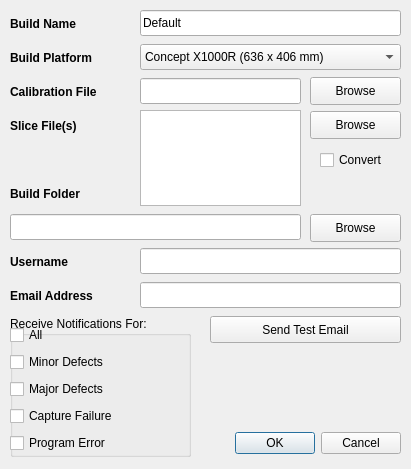
Above: gui/dialogNewBuild.ui from Spinarakk/defectmonitor before the change. Below: the same form after it.
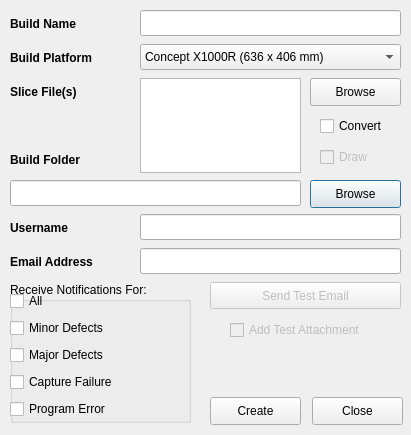
That is the form after the change. Icons and pictures are not drawn.

```diff
--- a/gui/dialogNewBuild.ui
+++ b/gui/dialogNewBuild.ui
@@ -2,29 +2,17 @@
 <ui version="4.0">
  <class>dialogNewBuild</class>
  <widget class="QDialog" name="dialogNewBuild">
-  <property name="windowModality">
-   <enum>Qt::NonModal</enum>
+  <property name="enabled">
+   <bool>true</bool>
   </property>
   <property name="geometry">
    <rect>
     <x>0</x>
     <y>0</y>
     <width>411</width>
-    <height>469</height>
+    <height>435</height>
    </rect>
   </property>
-  <property name="minimumSize">
-   <size>
-    <width>411</width>
-    <height>469</height>
-   </size>
-  </property>
-  <property name="maximumSize">
-   <size>
-    <width>411</width>
-    <height>469</height>
-   </size>
-  </property>
   <property name="windowTitle">
    <string>New Build</string>
   </property>
@@ -44,9 +32,6 @@
      <height>26</height>
     </rect>
    </property>
-   <property name="text">
-    <string>Default</string>
-   </property>
    <property name="maxLength">
     <number>30</number>
    </property>
@@ -103,7 +88,7 @@
    <property name="geometry">
     <rect>
      <x>310</x>
-     <y>214</y>
+     <y>180</y>
      <width>91</width>
      <height>28</height>
     </rect>
@@ -135,47 +120,11 @@
     <string>Build Name</string>
    </property>
   </widget>
-  <widget class="QDialogButtonBox" name="buttonBox">
-   <property name="enabled">
-    <bool>true</bool>
-   </property>
-   <property name="geometry">
-    <rect>
-     <x>210</x>
-     <y>428</y>
-     <width>191</width>
-     <height>31</height>
-    </rect>
-   </property>
-   <property name="standardButtons">
-    <set>QDialogButtonBox::Cancel|QDialogButtonBox::Ok</set>
-   </property>
-  </widget>
-  <widget class="QLabel" name="labelCalibrationFile">
-   <property name="geometry">
-    <rect>
-     <x>10</x>
-     <y>78</y>
-     <width>121</width>
-     <height>28</height>
-    </rect>
-   </property>
-   <property name="font">
-    <font>
-     <pointsize>9</pointsize>
-     <weight>75</weight>
-     <bold>true</bold>
-    </font>
-   </property>
-   <property name="text">
-    <string>Calibration File</string>
-   </property>
-  </widget>
   <widget class="QLabel" name="labelSliceFile">
    <property name="geometry">
     <rect>
      <x>10</x>
-     <y>112</y>
+     <y>78</y>
      <width>121</width>
      <height>28</height>
     </rect>
@@ -191,40 +140,11 @@
     <string>Slice File(s)</string>
    </property>
   </widget>
-  <widget class="QLineEdit" name="lineCalibrationFile">
-   <property name="geometry">
-    <rect>
-     <x>140</x>
-     <y>78</y>
-     <width>161</width>
-     <height>26</height>
-    </rect>
-   </property>
-   <property name="readOnly">
-    <bool>true</bool>
-   </property>
-  </widget>
-  <widget class="QPushButton" name="buttonBrowseCF">
-   <property name="geometry">
-    <rect>
-     <x>310</x>
-     <y>77</y>
-     <width>91</width>
-     <height>28</height>
-    </rect>
-   </property>
-   <property name="toolTip">
-    <string>Select the calibration parameters file to be used to process the captured images.</string>
-   </property>
-   <property name="text">
-    <string>Browse</string>
-   </property>
-  </widget>
   <widget class="QPushButton" name="buttonBrowseSF">
    <property name="geometry">
     <rect>
      <x>310</x>
-     <y>111</y>
+     <y>78</y>
      <width>91</width>
      <height>28</height>
     </rect>
@@ -240,7 +160,7 @@
    <property name="geometry">
     <rect>
      <x>10</x>
-     <y>214</y>
+     <y>180</y>
      <width>291</width>
      <height>26</height>
     </rect>
@@ -253,9 +173,9 @@
    <property name="geometry">
     <rect>
      <x>140</x>
-     <y>110</y>
+     <y>78</y>
      <width>161</width>
-     <height>96</height>
+     <height>95</height>
     </rect>
    </property>
    <property name="font">
@@ -271,7 +191,7 @@
    <property name="geometry">
     <rect>
      <x>10</x>
-     <y>180</y>
+     <y>146</y>
      <width>121</width>
      <height>28</height>
     </rect>
@@ -291,7 +211,7 @@
    <property name="geometry">
     <rect>
      <x>10</x>
-     <y>248</y>
+     <y>214</y>
      <width>121</width>
      <height>28</height>
     </rect>
@@ -311,14 +231,11 @@
    <property name="geometry">
     <rect>
      <x>140</x>
-     <y>248</y>
+     <y>214</y>
      <width>261</width>
      <height>26</height>
     </rect>
    </property>
-   <property name="text">
-    <string/>
-   </property>
    <property name="maxLength">
     <number>52</number>
    </property>
@@ -327,7 +244,7 @@
    <property name="geometry">
     <rect>
      <x>10</x>
-     <y>316</y>
+     <y>282</y>
      <width>181</width>
      <height>141</height>
     </rect>
@@ -387,7 +304,7 @@
    <property name="geometry">
     <rect>
      <x>10</x>
-     <y>282</y>
+     <y>248</y>
      <width>121</width>
      <height>28</height>
     </rect>
@@ -407,23 +324,23 @@
    <property name="geometry">
     <rect>
      <x>140</x>
-     <y>282</y>
+     <y>248</y>
      <width>261</width>
      <height>26</height>
     </rect>
    </property>
-   <property name="text">
-    <string/>
-   </property>
    <property name="maxLength">
     <number>52</number>
    </property>
   </widget>
   <widget class="QPushButton" name="buttonSendTestEmail">
+   <property name="enabled">
+    <bool>false</bool>
+   </property>
    <property name="geometry">
     <rect>
      <x>210</x>
-     <y>316</y>
+     <y>282</y>
      <width>191</width>
      <height>27</height>
     </rect>
@@ -436,7 +353,7 @@
    <property name="geometry">
     <rect>
      <x>320</x>
-     <y>146</y>
+     <y>112</y>
      <width>81</width>
      <height>28</height>
     </rect>
@@ -448,6 +365,70 @@
     <string>Convert</string>
    </property>
   </widget>
+  <widget class="QCheckBox" name="checkDraw">
+   <property name="enabled">
+    <bool>false</bool>
+   </property>
+   <property name="geometry">
+    <rect>
+     <x>320</x>
+     <y>143</y>
+     <width>81</width>
+     <height>28</height>
+    </rect>
+   </property>
+   <property name="toolTip">
+    <string>Check this box to draw and save the contours.</string>
+   </property>
+   <property name="text">
+    <string>Draw</string>
+   </property>
+  </widget>
+  <widget class="QPushButton" name="buttonCreate">
+   <property name="geometry">
+    <rect>
+     <x>210</x>
+     <y>397</y>
+     <width>91</width>
+     <height>28</height>
+    </rect>
+   </property>
+   <property name="text">
+    <string>Create</string>
+   </property>
+  </widget>
+  <widget class="QPushButton" name="buttonClose">
+   <property name="geometry">
+    <rect>
+     <x>312</x>
+     <y>397</y>
+     <width>91</width>
+     <height>28</height>
+    </rect>
+   </property>
+   <property name="text">
+    <string>Close</string>
+   </property>
+  </widget>
+  <widget class="QCheckBox" name="checkAddAttachment">
+   <property name="enabled">
+    <bool>false</bool>
+   </property>
+   <property name="geometry">
+    <rect>
+     <x>230</x>
+     <y>316</y>
+     <width>151</width>
+     <height>28</height>
+    </rect>
+   </property>
+   <property name="toolTip">
+    <string>Check this box to add an attachment (a test picture) to the test email notification.</string>
+   </property>
+   <property name="text">
+    <string>Add Test Attachment</string>
+   </property>
+  </widget>
  </widget>
  <resources>
   <include location="icons.qrc"/>
```
Left out of the diff: 115 changed lines with no effect on the pictures.
